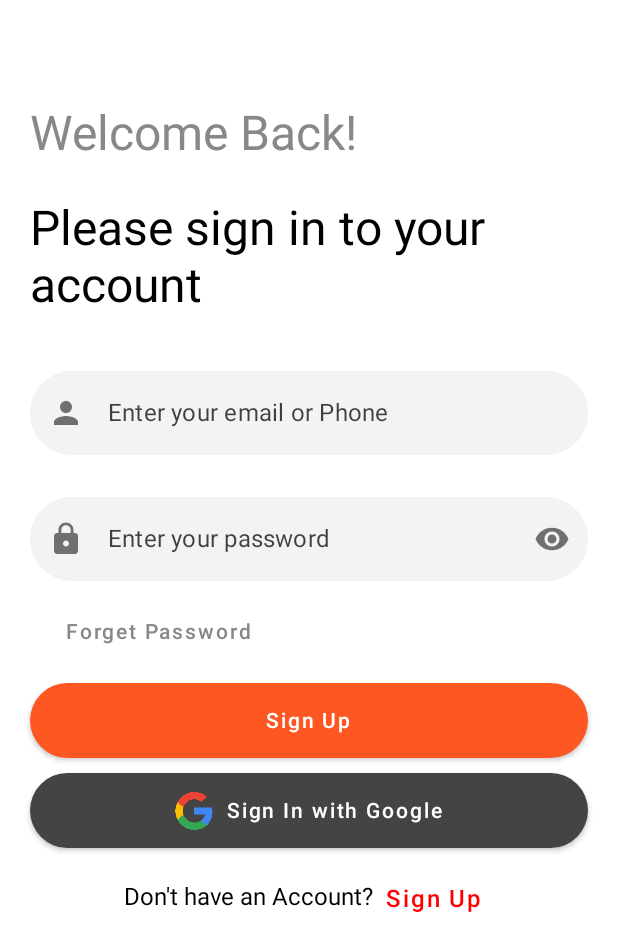
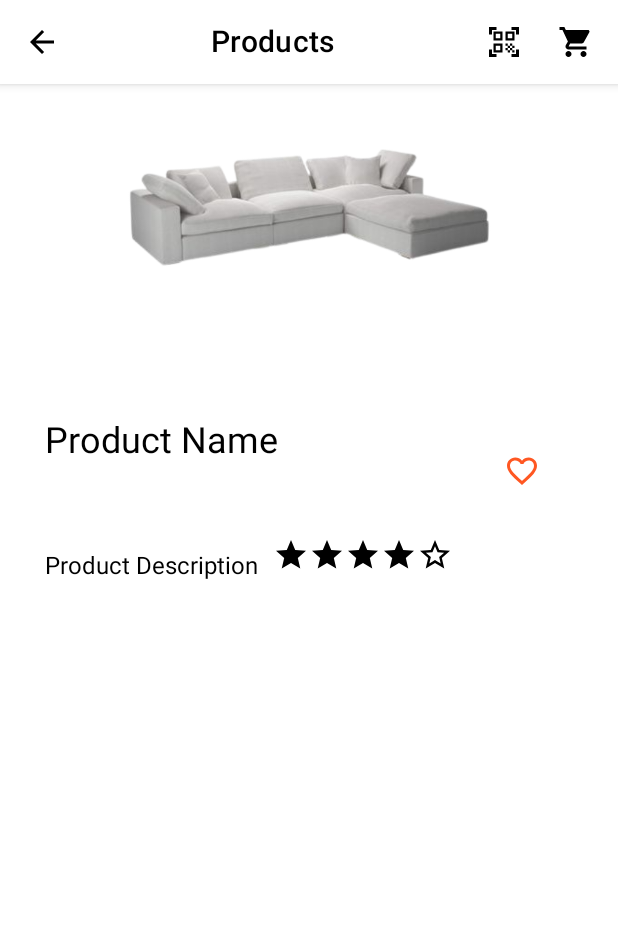
Before and after one commit to FranciscoD2001/FurnitureWithCompose, an Android app built with Jetpack Compose: the screen it shows after launch (MainActivity), on a phone screen of 412 x 824 dp. Shown: the top 951 px of the screen. Run offline under Robolectric (Android 15) with nearby library versions, the phone set to English and light mode, and no system bars.

Commit message:
se añadio el boton añadir a favoritos y el rating bar al detalle producto

```diff
--- a/app/src/main/java/com/example/probandoerrores/DetailProduct.kt
+++ b/app/src/main/java/com/example/probandoerrores/DetailProduct.kt
@@ -1,29 +1,26 @@
 package com.example.probandoerrores
 
-import android.telecom.Call.Details
+import android.media.Rating
 import androidx.compose.foundation.Image
+import androidx.compose.foundation.clickable
 import androidx.compose.foundation.layout.*
-import androidx.compose.foundation.shape.RoundedCornerShape
 import androidx.compose.material.*
 import androidx.compose.material.icons.Icons
 import androidx.compose.material.icons.filled.ArrowBack
-import androidx.compose.material.icons.filled.Menu
-import androidx.compose.material.icons.filled.Settings
 import androidx.compose.material.icons.filled.ShoppingCart
-import androidx.compose.runtime.Composable
-import androidx.compose.runtime.CompositionLocalProvider
+import androidx.compose.runtime.*
 import androidx.compose.ui.Alignment
 import androidx.compose.ui.Modifier
-import androidx.compose.ui.draw.clip
 import androidx.compose.ui.graphics.Color
 import androidx.compose.ui.res.painterResource
-import androidx.compose.ui.text.input.PasswordVisualTransformation
-import androidx.compose.ui.text.input.VisualTransformation
 import androidx.compose.ui.text.style.TextAlign
+import androidx.compose.ui.tooling.preview.Preview
 import androidx.compose.ui.unit.dp
 import androidx.navigation.NavController
-import com.example.probandoerrores.logins.LoginUIBodyContent
 import com.example.probandoerrores.navigation.AppScreens
+import androidx.compose.runtime.remember
+import androidx.compose.runtime.getValue
+import androidx.compose.runtime.setValue
 
 @Composable
 internal fun ProductsTopAppBar(navController: NavController) {
@@ -90,7 +87,7 @@ fun DetailProductBodyContent(){
         horizontalAlignment = Alignment.CenterHorizontally
     ) {
         Image(
-            painter = painterResource(R.drawable.get_password_foreground),
+            painter = painterResource(R.drawable.logislandsofa),
             contentDescription = null,
             modifier = Modifier
                 .size(250.dp)
@@ -102,49 +99,111 @@ fun DetailProductBodyContent(){
             Text(
                 text = "Product Name",
                 style = MaterialTheme.typography.h5,
-                modifier = Modifier.padding(10.dp)
+                modifier = Modifier.padding(10.dp),
+                color = Color(0xFF000000)
             )
+            Column(
+                modifier = Modifier
+                    .fillMaxWidth()
+                    .padding(20.dp),
+                horizontalAlignment = Alignment.End
+            ) {
+                ToggleButtonFavorites()
+            }
+        }
+
+        Row(
+            modifier = Modifier
+                .fillMaxWidth()
+        ) {
+            Text(
+                text = "Product Description",
+                style = MaterialTheme.typography.body1,
+                modifier = Modifier.padding(10.dp),
+                color = Color(0xFF000000)
+            )
+            Column(
+                    modifier = Modifier
+                        .fillMaxWidth()
+//                    .padding(20.dp)
+                    ) {
+                RatingBar(rating = 4)
+            }
+            Column(
+                modifier = Modifier
+                    .fillMaxWidth()
+                    .padding(20.dp),
+//                horizontalAlignment = Alignment.End
+            ) {
+                Text(
+                    text = "(24 Review)",
+                    style = MaterialTheme.typography.body1,
+//                    modifier = Modifier.padding(10.dp),
+                    color = Color(0xFF000000)
+                )
+            }
+
 
         }
 
-        Text(
-            text = "Product Description",
-            style = MaterialTheme.typography.body1,
-            modifier = Modifier.padding(10.dp)
-        )
 
     }
 }
 
-//@Composable
-//fun AddFavoriteButton() {
-//    Card(
-//        shape = RoundedCornerShape(10.dp),
-//        elevation = 8.dp,
+@Composable
+fun ToggleButtonFavorites() {
+    var checked by remember { mutableStateOf(false) } //1
+
+    IconToggleButton(checked = checked, onCheckedChange = { checked = it }) { //2
+        Icon(
+            painter = painterResource( //3
+                if (checked) R.drawable.favorite
+                else R.drawable.favorite_border
+            ),
+            contentDescription = //4
+            if (checked) "Añadir a marcadores"
+            else "Quitar de marcadores",
+            tint = Color(0xFFFF5722) //5
+        )
+    }
+}
+
+@Composable
+fun RatingBar(
+    modifier: Modifier = Modifier,
+    rating: Int
+){
+    var ratingState by remember {
+        mutableStateOf(rating)
+    }
+
+    Row(
 //        modifier = Modifier
-//            .height(250.dp)
-//            .width(175.dp),
-//        backgroundColor = Color(0xFFF8F4F4)
-//    ){
-//        Image(
-//            painter = painterResource(id = ),
-//            contentDescription = null,
-//            modifier = Modifier
-//                .fillMaxWidth()
-//                .height(150.dp)
-//                .clip(RoundedCornerShape(10.dp)),
-//            visualTransformation =
-//            if (hidden) PasswordVisualTransformation() else VisualTransformation.None,//3
-//            trailingIcon = {// 4
-//                IconButton(onClick = { hidden = !hidden }) {
-//                    val vector = painterResource(//5
-//                        if (hidden) R.drawable.ic_baseline_visibility_24
-//                        else R.drawable.ic_baseline_visibility_off_24
-//                    )
-//                    val description = if (hidden) "Ocultar contraseña" else "Revelar contraseña" //6
-//                    Icon(painter = vector, contentDescription = description)
-//                }
-//            },
-//        )
-//    }
-//}
+//            .fillMaxSize(),
+//        verticalAlignment = Alignment.CenterVertically,
+//        horizontalArrangement = Arrangement.Center
+
+    ) {
+        for (i in 1..5){
+            Icon(
+                painter = painterResource(
+                    if (i <= ratingState) R.drawable.star
+                    else R.drawable.star_border
+                ),
+                contentDescription = "Rating",
+                tint = Color(0xFF000000),
+                modifier = Modifier
+                    .padding(0.dp)
+                    .clickable {
+                        ratingState = i
+                    }
+            )
+        }
+    }
+}
+
+@Preview(showBackground = true)
+@Composable
+fun DetailProductPreview() {
+    DetailProductBodyContent()
+}
--- a/app/src/main/java/com/example/probandoerrores/SplashScreen.kt
+++ b/app/src/main/java/com/example/probandoerrores/SplashScreen.kt
@@ -21,7 +21,7 @@ fun SplashScreen(navHostController: NavHostController){
     LaunchedEffect(key1 = true){
         delay(3000)
         navHostController.popBackStack()
-        navHostController.navigate(AppScreens.LogIn.route)
+        navHostController.navigate(AppScreens.DetailProduct.route)
     }
 
     Splash()
--- a/app/src/main/java/com/example/probandoerrores/navigation/AppNavigation.kt
+++ b/app/src/main/java/com/example/probandoerrores/navigation/AppNavigation.kt
@@ -4,6 +4,7 @@ import androidx.compose.runtime.Composable
 import androidx.navigation.compose.NavHost
 import androidx.navigation.compose.composable
 import androidx.navigation.compose.rememberNavController
+import com.example.probandoerrores.DetailProductUI
 import com.example.probandoerrores.MainScreen
 import com.example.probandoerrores.ScreenTutorial
 import com.example.probandoerrores.SplashScreen
@@ -37,5 +38,8 @@ fun AppNavigation(){
         composable(AppScreens.ScreenTutorial.route){
             ScreenTutorial()
         }
+        composable(AppScreens.DetailProduct.route){
+            DetailProductUI(navController)
+        }
     }
 }
--- a/app/src/main/java/com/example/probandoerrores/navigation/AppScreens.kt
+++ b/app/src/main/java/com/example/probandoerrores/navigation/AppScreens.kt
@@ -7,4 +7,6 @@ sealed class AppScreens (val route: String){
     object SignUp: AppScreens("sign_up")
     object ForgetPassword: AppScreens("forget_password")
     object ScreenTutorial: AppScreens("screen_tutorial")
+    object ViewPagerSlider: AppScreens("view_pager_slider")
+    object DetailProduct: AppScreens("detail_product")
 }
--- /dev/null
+++ b/app/src/main/res/drawable/favorite.xml
@@ -0,0 +1,5 @@
+<vector android:height="24dp" android:tint="#FF0000"
+    android:viewportHeight="24" android:viewportWidth="24"
+    android:width="24dp" xmlns:android="http://schemas.android.com/apk/res/android">
+    <path android:fillColor="@android:color/white" android:pathData="M12,21.35l-1.45,-1.32C5.4,15.36 2,12.28 2,8.5 2,5.42 4.42,3 7.5,3c1.74,0 3.41,0.81 4.5,2.09C13.09,3.81 14.76,3 16.5,3 19.58,3 22,5.42 22,8.5c0,3.78 -3.4,6.86 -8.55,11.54L12,21.35z"/>
+</vector>
--- /dev/null
+++ b/app/src/main/res/drawable/favorite_border.xml
@@ -0,0 +1,5 @@
+<vector android:height="24dp" android:tint="#FF0000"
+    android:viewportHeight="24" android:viewportWidth="24"
+    android:width="24dp" xmlns:android="http://schemas.android.com/apk/res/android">
+    <path android:fillColor="@android:color/white" android:pathData="M16.5,3c-1.74,0 -3.41,0.81 -4.5,2.09C10.91,3.81 9.24,3 7.5,3 4.42,3 2,5.42 2,8.5c0,3.78 3.4,6.86 8.55,11.54L12,21.35l1.45,-1.32C18.6,15.36 22,12.28 22,8.5 22,5.42 19.58,3 16.5,3zM12.1,18.55l-0.1,0.1 -0.1,-0.1C7.14,14.24 4,11.39 4,8.5 4,6.5 5.5,5 7.5,5c1.54,0 3.04,0.99 3.57,2.36h1.87C13.46,5.99 14.96,5 16.5,5c2,0 3.5,1.5 3.5,3.5 0,2.89 -3.14,5.74 -7.9,10.05z"/>
+</vector>
--- /dev/null
+++ b/app/src/main/res/drawable/star.xml
@@ -0,0 +1,5 @@
+<vector android:height="24dp" android:tint="#FFDE00"
+    android:viewportHeight="24" android:viewportWidth="24"
+    android:width="24dp" xmlns:android="http://schemas.android.com/apk/res/android">
+    <path android:fillColor="@android:color/white" android:pathData="M12,17.27L18.18,21l-1.64,-7.03L22,9.24l-7.19,-0.61L12,2 9.19,8.63 2,9.24l5.46,4.73L5.82,21z"/>
+</vector>
--- /dev/null
+++ b/app/src/main/res/drawable/star_border.xml
@@ -0,0 +1,5 @@
+<vector android:height="24dp" android:tint="#FFDE00"
+    android:viewportHeight="24" android:viewportWidth="24"
+    android:width="24dp" xmlns:android="http://schemas.android.com/apk/res/android">
+    <path android:fillColor="@android:color/white" android:pathData="M22,9.24l-7.19,-0.62L12,2 9.19,8.63 2,9.24l5.46,4.73L5.82,21 12,17.27 18.18,21l-1.63,-7.03L22,9.24zM12,15.4l-3.76,2.27 1,-4.28 -3.32,-2.88 4.38,-0.38L12,6.1l1.71,4.04 4.38,0.38 -3.32,2.88 1,4.28L12,15.4z"/>
+</vector>
```
